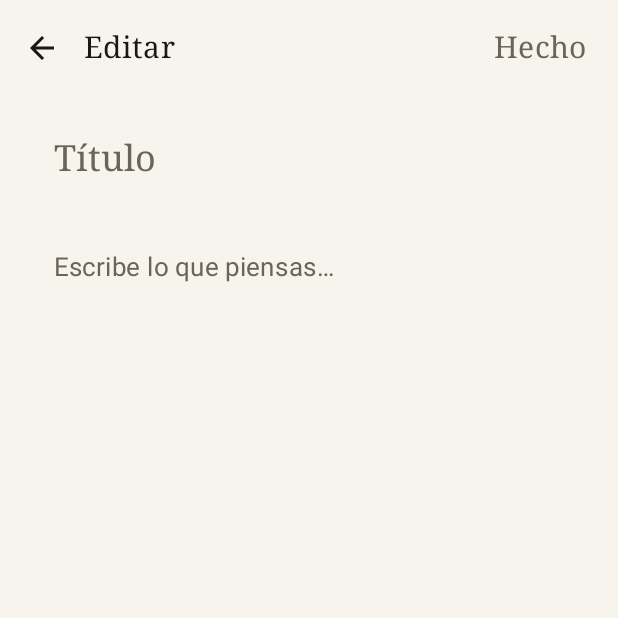
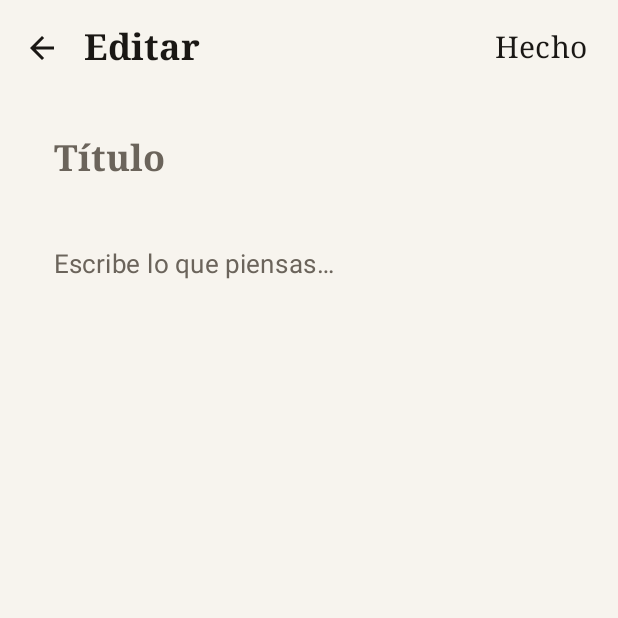
Before and after one commit to wandersepulveda2013/ordia-android, an Android app built with Jetpack Compose: the screen it shows after launch (MainActivity), after a tap on "Nueva nota", on a phone screen of 412 x 824 dp, the top half of it. Run offline under Robolectric (Android 15) with nearby library versions, the phone set to English and light mode, and no system bars; our stand-ins replace Room's generated code.

Commit message:
feat(ui): wave 1 foundation and design system
- Created new minimalist `Type.kt` and updated `PaperColors.kt` and `Theme.kt` with a restrained palette.
- Established the `OrdiaDesignSystem.kt` with `OrdiaTopAppBar`, `OrdiaInput`, `OrdiaFloatingActionButton`, `OrdiaDivider`, and `OrdiaCard` components using Material 3.
- Refactored `NotesListScreen` and `NoteEditorScreen` to adopt the new design system components.
- Added `FocusRequester` to automatically focus the note title field when creating a new note.

Co-authored-by: wandersepulveda2013 <308435692+wandersepulveda2013@users.noreply.github.com>

```diff
--- /dev/null
+++ b/app/src/main/java/com/ordia/app/ui/components/OrdiaDesignSystem.kt
@@ -0,0 +1,133 @@
+package com.ordia.app.ui.components
+
+import androidx.compose.foundation.clickable
+import androidx.compose.foundation.layout.Box
+import androidx.compose.foundation.layout.PaddingValues
+import androidx.compose.foundation.layout.fillMaxWidth
+import androidx.compose.foundation.layout.padding
+import androidx.compose.foundation.layout.size
+import androidx.compose.material3.ExperimentalMaterial3Api
+import androidx.compose.material3.FloatingActionButton
+import androidx.compose.material3.HorizontalDivider
+import androidx.compose.material3.Icon
+import androidx.compose.material3.MaterialTheme
+import androidx.compose.material3.Surface
+import androidx.compose.material3.Text
+import androidx.compose.material3.TextField
+import androidx.compose.material3.TextFieldDefaults
+import androidx.compose.material3.TopAppBar
+import androidx.compose.material3.TopAppBarDefaults
+import androidx.compose.runtime.Composable
+import androidx.compose.ui.Alignment
+import androidx.compose.ui.Modifier
+import androidx.compose.ui.graphics.Color
+import androidx.compose.ui.graphics.vector.ImageVector
+import androidx.compose.ui.text.TextStyle
+import androidx.compose.ui.unit.dp
+
+@Composable
+fun OrdiaSurface(
+    modifier: Modifier = Modifier,
+    content: @Composable () -> Unit
+) {
+    Surface(
+        modifier = modifier,
+        color = MaterialTheme.colorScheme.background,
+        contentColor = MaterialTheme.colorScheme.onBackground
+    ) {
+        content()
+    }
+}
+
+@OptIn(ExperimentalMaterial3Api::class)
+@Composable
+fun OrdiaTopAppBar(
+    title: String,
+    modifier: Modifier = Modifier,
+    navigationIcon: @Composable () -> Unit = {},
+    actions: @Composable androidx.compose.foundation.layout.RowScope.() -> Unit = {}
+) {
+    TopAppBar(
+        title = { Text(title, style = MaterialTheme.typography.titleLarge) },
+        modifier = modifier,
+        navigationIcon = navigationIcon,
+        actions = actions,
+        colors = TopAppBarDefaults.topAppBarColors(
+            containerColor = MaterialTheme.colorScheme.background,
+            titleContentColor = MaterialTheme.colorScheme.onBackground,
+            navigationIconContentColor = MaterialTheme.colorScheme.onBackground,
+            actionIconContentColor = MaterialTheme.colorScheme.onBackground
+        )
+    )
+}
+
+@Composable
+fun OrdiaFloatingActionButton(
+    onClick: () -> Unit,
+    icon: ImageVector,
+    contentDescription: String?,
+    modifier: Modifier = Modifier
+) {
+    FloatingActionButton(
+        onClick = onClick,
+        modifier = modifier,
+        containerColor = MaterialTheme.colorScheme.background,
+        contentColor = MaterialTheme.colorScheme.onBackground,
+        elevation = androidx.compose.material3.FloatingActionButtonDefaults.elevation(0.dp, 0.dp, 0.dp, 0.dp)
+    ) {
+        Icon(icon, contentDescription = contentDescription)
+    }
+}
+
+@Composable
+fun OrdiaInput(
+    value: String,
+    onValueChange: (String) -> Unit,
+    placeholder: String,
+    textStyle: TextStyle,
+    modifier: Modifier = Modifier,
+    singleLine: Boolean = false
+) {
+    TextField(
+        value = value,
+        onValueChange = onValueChange,
+        placeholder = { Text(placeholder, style = textStyle.copy(color = MaterialTheme.colorScheme.onSurfaceVariant)) },
+        textStyle = textStyle,
+        modifier = modifier.fillMaxWidth(),
+        singleLine = singleLine,
+        colors = TextFieldDefaults.colors(
+            focusedContainerColor = Color.Transparent,
+            unfocusedContainerColor = Color.Transparent,
+            focusedIndicatorColor = Color.Transparent,
+            unfocusedIndicatorColor = Color.Transparent,
+            cursorColor = MaterialTheme.colorScheme.onBackground,
+            focusedTextColor = MaterialTheme.colorScheme.onBackground,
+            unfocusedTextColor = MaterialTheme.colorScheme.onBackground
+        )
+    )
+}
+
+@Composable
+fun OrdiaDivider(modifier: Modifier = Modifier) {
+    HorizontalDivider(
+        modifier = modifier,
+        color = MaterialTheme.colorScheme.outline.copy(alpha = 0.4f),
+        thickness = 1.dp
+    )
+}
+
+@Composable
+fun OrdiaCard(
+    onClick: () -> Unit,
+    modifier: Modifier = Modifier,
+    content: @Composable () -> Unit
+) {
+    Box(
+        modifier = modifier
+            .fillMaxWidth()
+            .clickable(onClick = onClick)
+            .padding(horizontal = 20.dp, vertical = 16.dp)
+    ) {
+        content()
+    }
+}
--- a/app/src/main/java/com/ordia/app/ui/screens/NoteEditorScreen.kt
+++ b/app/src/main/java/com/ordia/app/ui/screens/NoteEditorScreen.kt
@@ -1,9 +1,9 @@
 package com.ordia.app.ui.screens
 
+import androidx.compose.foundation.clickable
 import androidx.compose.foundation.layout.Arrangement
 import androidx.compose.foundation.layout.Column
 import androidx.compose.foundation.layout.fillMaxSize
-import androidx.compose.foundation.layout.fillMaxWidth
 import androidx.compose.foundation.layout.padding
 import androidx.compose.foundation.rememberScrollState
 import androidx.compose.foundation.verticalScroll
@@ -15,21 +15,20 @@ import androidx.compose.material3.IconButton
 import androidx.compose.material3.MaterialTheme
 import androidx.compose.material3.Scaffold
 import androidx.compose.material3.Text
-import androidx.compose.material3.TextField
-import androidx.compose.material3.TextFieldDefaults
-import androidx.compose.material3.TopAppBar
-import androidx.compose.material3.TopAppBarDefaults
 import androidx.compose.runtime.Composable
 import androidx.compose.runtime.LaunchedEffect
-import androidx.compose.foundation.clickable
 import androidx.compose.runtime.getValue
 import androidx.compose.runtime.mutableStateOf
 import androidx.compose.runtime.remember
 import androidx.compose.runtime.saveable.rememberSaveable
 import androidx.compose.runtime.setValue
 import androidx.compose.ui.Modifier
+import androidx.compose.ui.focus.FocusRequester
+import androidx.compose.ui.focus.focusRequester
 import androidx.compose.ui.unit.dp
 import com.ordia.app.data.NoteEntity
+import com.ordia.app.ui.components.OrdiaInput
+import com.ordia.app.ui.components.OrdiaTopAppBar
 
 @OptIn(ExperimentalMaterial3Api::class)
 @Composable
@@ -41,23 +40,27 @@ fun NoteEditorScreen(
     var title by rememberSaveable { mutableStateOf(note?.title.orEmpty()) }
     var content by rememberSaveable { mutableStateOf(note?.content.orEmpty()) }
 
+    val focusRequester = remember { FocusRequester() }
+
     LaunchedEffect(note?.id) {
         if (note != null) {
             title = note.title
             content = note.content
+        } else {
+            focusRequester.requestFocus()
         }
     }
 
     Scaffold(
         topBar = {
-            TopAppBar(
+            OrdiaTopAppBar(
+                title = "Editar",
                 navigationIcon = {
                     IconButton(onClick = {
                         onSave(title, content, note?.id)
                         onBack()
                     }) { Icon(Icons.AutoMirrored.Outlined.ArrowBack, contentDescription = "Volver") }
                 },
-                title = { Text("Editar", style = MaterialTheme.typography.titleMedium) },
                 actions = {
                     Text(
                         "Hecho",
@@ -69,11 +72,7 @@ fun NoteEditorScreen(
                                 onBack()
                             },
                     )
-                },
-                colors = TopAppBarDefaults.topAppBarColors(
-                    containerColor = MaterialTheme.colorScheme.background,
-                    titleContentColor = MaterialTheme.colorScheme.onBackground,
-                ),
+                }
             )
         },
         containerColor = MaterialTheme.colorScheme.background,
@@ -86,30 +85,20 @@ fun NoteEditorScreen(
                 .padding(horizontal = 20.dp, vertical = 12.dp),
             verticalArrangement = Arrangement.spacedBy(12.dp),
         ) {
-            TextField(
+            OrdiaInput(
                 value = title,
                 onValueChange = { title = it },
-                placeholder = { Text("Título", style = MaterialTheme.typography.titleLarge) },
+                placeholder = "Título",
                 textStyle = MaterialTheme.typography.titleLarge,
-                modifier = Modifier.fillMaxWidth(),
-                colors = bareFieldColors(),
+                modifier = Modifier.focusRequester(focusRequester),
+                singleLine = true
             )
-            TextField(
+            OrdiaInput(
                 value = content,
                 onValueChange = { content = it },
-                placeholder = { Text("Escribe lo que piensas…", style = MaterialTheme.typography.bodyLarge) },
-                textStyle = MaterialTheme.typography.bodyLarge,
-                modifier = Modifier.fillMaxWidth(),
-                colors = bareFieldColors(),
+                placeholder = "Escribe lo que piensas…",
+                textStyle = MaterialTheme.typography.bodyLarge
             )
         }
     }
 }
-
-@Composable
-private fun bareFieldColors() = TextFieldDefaults.colors(
-    focusedContainerColor = androidx.compose.ui.graphics.Color.Transparent,
-    unfocusedContainerColor = androidx.compose.ui.graphics.Color.Transparent,
-    focusedIndicatorColor = androidx.compose.ui.graphics.Color.Transparent,
-    unfocusedIndicatorColor = androidx.compose.ui.graphics.Color.Transparent,
-)
--- a/app/src/main/java/com/ordia/app/ui/screens/NotesListScreen.kt
+++ b/app/src/main/java/com/ordia/app/ui/screens/NotesListScreen.kt
@@ -18,15 +18,11 @@ import androidx.compose.material.icons.outlined.PushPin
 import androidx.compose.material3.DropdownMenu
 import androidx.compose.material3.DropdownMenuItem
 import androidx.compose.material3.ExperimentalMaterial3Api
-import androidx.compose.material3.FloatingActionButton
-import androidx.compose.material3.HorizontalDivider
 import androidx.compose.material3.Icon
 import androidx.compose.material3.IconButton
 import androidx.compose.material3.MaterialTheme
 import androidx.compose.material3.Scaffold
 import androidx.compose.material3.Text
-import androidx.compose.material3.TopAppBar
-import androidx.compose.material3.TopAppBarDefaults
 import androidx.compose.runtime.Composable
 import androidx.compose.runtime.getValue
 import androidx.compose.runtime.mutableStateOf
@@ -37,6 +33,9 @@ import androidx.compose.ui.Modifier
 import androidx.compose.ui.text.style.TextOverflow
 import androidx.compose.ui.unit.dp
 import com.ordia.app.data.NoteEntity
+import com.ordia.app.ui.components.OrdiaDivider
+import com.ordia.app.ui.components.OrdiaFloatingActionButton
+import com.ordia.app.ui.components.OrdiaTopAppBar
 import java.text.DateFormat
 import java.util.Date
 
@@ -51,20 +50,14 @@ fun NotesListScreen(
 ) {
     Scaffold(
         topBar = {
-            TopAppBar(
-                title = { Text("Ordía", style = MaterialTheme.typography.titleLarge) },
-                colors = TopAppBarDefaults.topAppBarColors(
-                    containerColor = MaterialTheme.colorScheme.background,
-                    titleContentColor = MaterialTheme.colorScheme.onBackground,
-                ),
-            )
+            OrdiaTopAppBar(title = "Ordía")
         },
         floatingActionButton = {
-            FloatingActionButton(
+            OrdiaFloatingActionButton(
                 onClick = onCreateNote,
-                containerColor = MaterialTheme.colorScheme.background,
-                contentColor = MaterialTheme.colorScheme.onBackground,
-            ) { Icon(Icons.Outlined.Add, contentDescription = "Nueva nota") }
+                icon = Icons.Outlined.Add,
+                contentDescription = "Nueva nota"
+            )
         },
         containerColor = MaterialTheme.colorScheme.background,
     ) { padding ->
@@ -77,7 +70,7 @@ fun NotesListScreen(
             ) {
                 items(notes, key = { it.id }) { note ->
                     NoteRow(note, onOpenNote, onTogglePin, onDeleteNote)
-                    HorizontalDivider(color = MaterialTheme.colorScheme.outline.copy(alpha = 0.4f))
+                    OrdiaDivider()
                 }
             }
         }
--- a/app/src/main/java/com/ordia/app/ui/theme/PaperColors.kt
+++ b/app/src/main/java/com/ordia/app/ui/theme/PaperColors.kt
@@ -14,3 +14,19 @@ val DarkInkRaised = Color(0xFF1F1C17)
 val PageOnDark = Color(0xFFE9E3D6)
 val PageMuted = Color(0xFF9A9388)
 val DarkRule = Color(0xFF2E2A23)
+
+// Semantic colors (Priority, Success, Error, Focus, Guardian)
+val AccentSemantic = Color(0xFF333333)
+val AccentSemanticDark = Color(0xFFCCCCCC)
+
+val SuccessSemantic = Color(0xFF2A5A3A)
+val SuccessSemanticDark = Color(0xFF4A8A5A)
+
+val ErrorSemantic = Color(0xFF8B2C2C)
+val ErrorSemanticDark = Color(0xFFD45555)
+
+val FocusSemantic = Color(0xFF2C4A8B)
+val FocusSemanticDark = Color(0xFF557DD4)
+
+val GuardianSemantic = Color(0xFF5A2A5A)
+val GuardianSemanticDark = Color(0xFF8A4A8A)
--- a/app/src/main/java/com/ordia/app/ui/theme/Theme.kt
+++ b/app/src/main/java/com/ordia/app/ui/theme/Theme.kt
@@ -2,22 +2,24 @@ package com.ordia.app.ui.theme
 
 import androidx.compose.foundation.isSystemInDarkTheme
 import androidx.compose.material3.MaterialTheme
-import androidx.compose.material3.Typography
 import androidx.compose.material3.darkColorScheme
 import androidx.compose.material3.lightColorScheme
 import androidx.compose.runtime.Composable
-import androidx.compose.ui.text.font.FontFamily
-import androidx.compose.ui.unit.sp
 
 /**
- * A restrained, paper-and-ink palette. No accent colors: the only chroma is the
- * page itself, so the writing stays the focus.
+ * A restrained, paper-and-ink palette.
+ * Base: white, black, grays.
+ * Semantic colors exist but are contained.
  */
 private val LightPaper = lightColorScheme(
     primary = Ink,
     onPrimary = Page,
-    secondary = Ink,
+    secondary = AccentSemantic,
     onSecondary = Page,
+    tertiary = SuccessSemantic,
+    onTertiary = Page,
+    error = ErrorSemantic,
+    onError = Page,
     background = Page,
     onBackground = Ink,
     surface = Page,
@@ -25,13 +27,18 @@ private val LightPaper = lightColorScheme(
     surfaceVariant = SoftPaper,
     onSurfaceVariant = InkMuted,
     outline = Rule,
+    surfaceContainer = SoftPaper
 )
 
 private val DarkPaper = darkColorScheme(
     primary = PageOnDark,
     onPrimary = DarkInk,
-    secondary = PageOnDark,
+    secondary = AccentSemanticDark,
     onSecondary = DarkInk,
+    tertiary = SuccessSemanticDark,
+    onTertiary = DarkInk,
+    error = ErrorSemanticDark,
+    onError = DarkInk,
     background = DarkInk,
     onBackground = PageOnDark,
     surface = DarkInk,
@@ -39,6 +46,7 @@ private val DarkPaper = darkColorScheme(
     surfaceVariant = DarkInkRaised,
     onSurfaceVariant = PageMuted,
     outline = DarkRule,
+    surfaceContainer = DarkInkRaised
 )
 
 @Composable
@@ -46,18 +54,9 @@ fun NotepadTheme(
     darkTheme: Boolean = isSystemInDarkTheme(),
     content: @Composable () -> Unit,
 ) {
-    val base = Typography()
-    val type = Typography(
-        bodyLarge = base.bodyLarge.copy(fontSize = 17.sp, lineHeight = 28.sp),
-        bodyMedium = base.bodyMedium.copy(fontSize = 16.sp, lineHeight = 26.sp),
-        titleLarge = base.titleLarge.copy(fontFamily = FontFamily.Serif, fontSize = 24.sp),
-        titleMedium = base.titleMedium.copy(fontFamily = FontFamily.Serif, fontSize = 20.sp),
-        titleSmall = base.titleSmall.copy(fontFamily = FontFamily.Serif),
-        labelSmall = base.labelSmall.copy(fontSize = 11.sp),
-    )
     MaterialTheme(
         colorScheme = if (darkTheme) DarkPaper else LightPaper,
-        typography = type,
+        typography = Typography,
         content = content,
     )
 }
--- /dev/null
+++ b/app/src/main/java/com/ordia/app/ui/theme/Type.kt
@@ -0,0 +1,58 @@
+package com.ordia.app.ui.theme
+
+import androidx.compose.material3.Typography
+import androidx.compose.ui.text.font.FontFamily
+import androidx.compose.ui.text.font.FontWeight
+import androidx.compose.ui.unit.sp
+
+val Typography = Typography(
+    bodyLarge = androidx.compose.ui.text.TextStyle(
+        fontFamily = FontFamily.Default,
+        fontWeight = FontWeight.Normal,
+        fontSize = 17.sp,
+        lineHeight = 28.sp,
+        letterSpacing = 0.5.sp
+    ),
+    bodyMedium = androidx.compose.ui.text.TextStyle(
+        fontFamily = FontFamily.Default,
+        fontWeight = FontWeight.Normal,
+        fontSize = 16.sp,
+        lineHeight = 26.sp,
+        letterSpacing = 0.25.sp
+    ),
+    titleLarge = androidx.compose.ui.text.TextStyle(
+        fontFamily = FontFamily.Serif,
+        fontWeight = FontWeight.SemiBold,
+        fontSize = 24.sp,
+        lineHeight = 32.sp,
+        letterSpacing = 0.sp
+    ),
+    titleMedium = androidx.compose.ui.text.TextStyle(
+        fontFamily = FontFamily.Serif,
+        fontWeight = FontWeight.Medium,
+        fontSize = 20.sp,
+        lineHeight = 28.sp,
+        letterSpacing = 0.15.sp
+    ),
+    titleSmall = androidx.compose.ui.text.TextStyle(
+        fontFamily = FontFamily.Serif,
+        fontWeight = FontWeight.Medium,
+        fontSize = 16.sp,
+        lineHeight = 24.sp,
+        letterSpacing = 0.1.sp
+    ),
+    labelSmall = androidx.compose.ui.text.TextStyle(
+        fontFamily = FontFamily.Default,
+        fontWeight = FontWeight.Medium,
+        fontSize = 11.sp,
+        lineHeight = 16.sp,
+        letterSpacing = 0.5.sp
+    ),
+    labelMedium = androidx.compose.ui.text.TextStyle(
+        fontFamily = FontFamily.Default,
+        fontWeight = FontWeight.Medium,
+        fontSize = 12.sp,
+        lineHeight = 16.sp,
+        letterSpacing = 0.5.sp
+    )
+)
```
Also changed, not shown: 2 other files.
